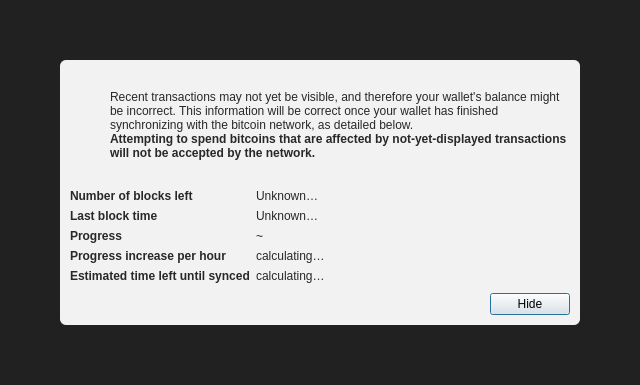
Qt form src/qt/forms/modaloverlay.ui (argfamobile/BC3) before a commit.
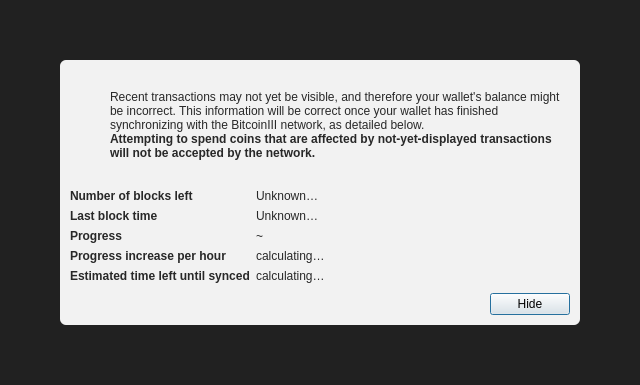
The same form after that commit. Icons and pictures are not drawn.

Commit message:
BitcoinIII (BC3): SHA3-256t fork @ block 30240 on Bitcoin Core 31.0
Full BC3 consensus patch + branding on Bitcoin Core 31.0 (SHA3-256t @ 30240, all chainparams, BitcoinIII branding, embedded relays, light theme, net tuning block-relay 4 / total 148). Line endings normalized to LF to match upstream. Validated against the live BC3 chain across the fork.

The edit to the form file:
```diff
--- a/src/qt/forms/modaloverlay.ui
+++ b/src/qt/forms/modaloverlay.ui
@@ -130,7 +130,7 @@
              <item>
               <widget class="QLabel" name="infoText">
                <property name="text">
-                <string>Recent transactions may not yet be visible, and therefore your wallet's balance might be incorrect. This information will be correct once your wallet has finished synchronizing with the bitcoin network, as detailed below.</string>
+                <string>Recent transactions may not yet be visible, and therefore your wallet's balance might be incorrect. This information will be correct once your wallet has finished synchronizing with the BitcoinIII network, as detailed below.</string>
                </property>
                <property name="textFormat">
                 <enum>Qt::RichText</enum>
@@ -149,7 +149,7 @@
                 </font>
                </property>
                <property name="text">
-                <string>Attempting to spend bitcoins that are affected by not-yet-displayed transactions will not be accepted by the network.</string>
+                <string>Attempting to spend coins that are affected by not-yet-displayed transactions will not be accepted by the network.</string>
                </property>
                <property name="textFormat">
                 <enum>Qt::RichText</enum>
```
The commit also changes 58 other files.
